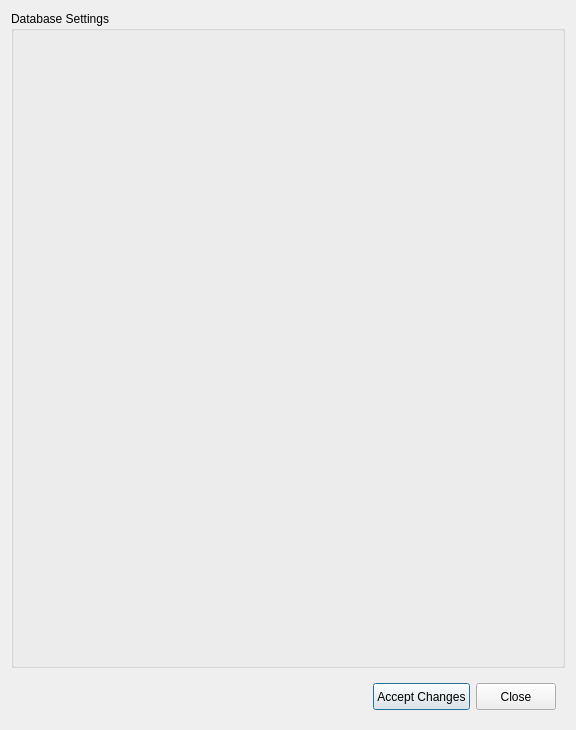
Old version of the form opus_gui/main/views/databasesettingsedit.ui in the repository psrc/urbansim.
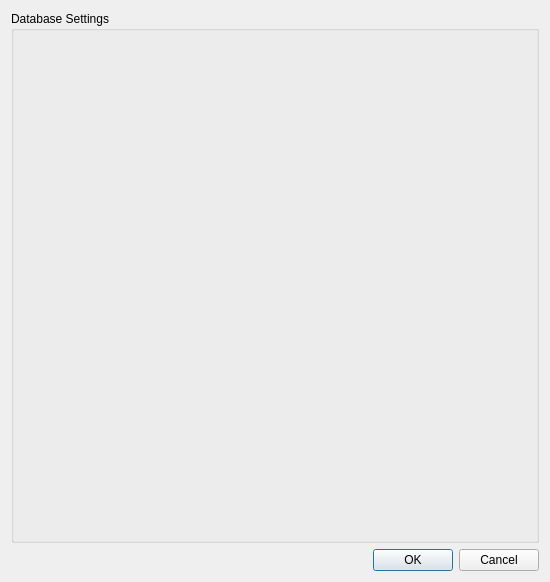
New version of the form.

Commit message: replaced buttons with buttonBox

```diff
--- a/opus_gui/main/views/databasesettingsedit.ui
+++ b/opus_gui/main/views/databasesettingsedit.ui
@@ -6,8 +6,8 @@
    <rect>
     <x>0</x>
     <y>0</y>
-    <width>576</width>
-    <height>730</height>
+    <width>550</width>
+    <height>582</height>
    </rect>
   </property>
   <property name="windowTitle" >
@@ -23,57 +23,10 @@
     </widget>
    </item>
    <item>
-    <widget class="QWidget" native="1" name="widget" >
-     <property name="maximumSize" >
-      <size>
-       <width>16777215</width>
-       <height>45</height>
-      </size>
+    <widget class="QDialogButtonBox" name="buttonBox" >
+     <property name="standardButtons" >
+      <set>QDialogButtonBox::Cancel|QDialogButtonBox::Ok</set>
      </property>
-     <layout class="QHBoxLayout" >
-      <item>
-       <spacer>
-        <property name="orientation" >
-         <enum>Qt::Horizontal</enum>
-        </property>
-        <property name="sizeHint" stdset="0" >
-         <size>
-          <width>441</width>
-          <height>24</height>
-         </size>
-        </property>
-       </spacer>
-      </item>
-      <item>
-       <widget class="QPushButton" name="saveChanges" >
-        <property name="enabled" >
-         <bool>true</bool>
-        </property>
-        <property name="sizePolicy" >
-         <sizepolicy vsizetype="Preferred" hsizetype="Preferred" >
-          <horstretch>0</horstretch>
-          <verstretch>0</verstretch>
-         </sizepolicy>
-        </property>
-        <property name="text" >
-         <string>Accept Changes</string>
-        </property>
-       </widget>
-      </item>
-      <item>
-       <widget class="QPushButton" name="cancelWindow" >
-        <property name="sizePolicy" >
-         <sizepolicy vsizetype="Preferred" hsizetype="Preferred" >
-          <horstretch>0</horstretch>
-          <verstretch>0</verstretch>
-         </sizepolicy>
-        </property>
-        <property name="text" >
-         <string>Close</string>
-        </property>
-       </widget>
-      </item>
-     </layout>
     </widget>
    </item>
   </layout>
```
The commit also changes 1 other file.
